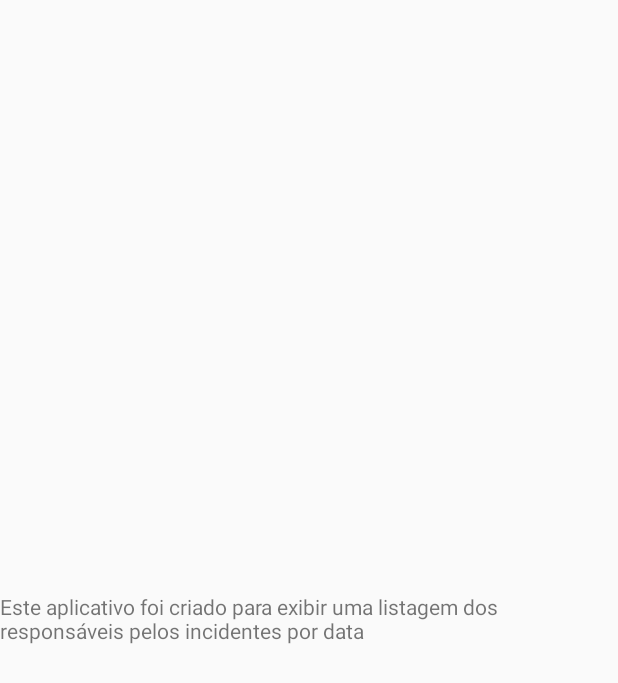
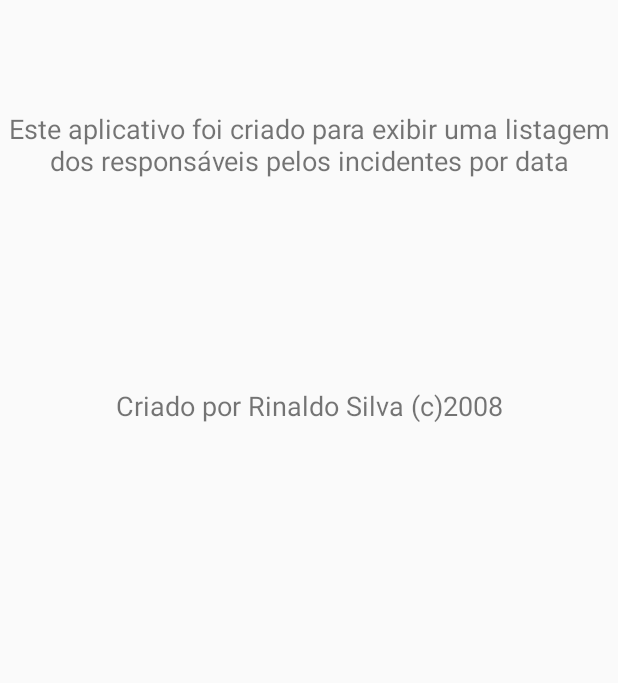
Before and after one commit to rinaldosilva/IMDayApp, an Android app: the layout activity_sobre.xml on its own in the app's theme, with its tools: preview values and no code run, on a phone screen of 412 x 824 dp. Shown: the top 683 px of the screen. Run offline under Robolectric (Android 15) with nearby library versions, the phone set to English and light mode, and no system bars.

```diff
--- a/app/src/main/res/layout/activity_sobre.xml
+++ b/app/src/main/res/layout/activity_sobre.xml
@@ -11,14 +11,36 @@
         android:layout_width="wrap_content"
         android:layout_height="wrap_content"
         android:layout_marginBottom="8dp"
+        android:layout_marginEnd="16dp"
+        android:layout_marginLeft="16dp"
+        android:layout_marginRight="16dp"
+        android:layout_marginStart="16dp"
+        android:layout_marginTop="8dp"
+        android:gravity="center"
+        android:padding="5dp"
+        android:text="@string/msg_sobre"
+        android:textSize="18sp"
+        app:layout_constraintBottom_toBottomOf="parent"
+        app:layout_constraintEnd_toEndOf="parent"
+        app:layout_constraintStart_toStartOf="parent"
+        app:layout_constraintTop_toTopOf="parent"
+        app:layout_constraintVertical_bias="0.07999998" />
+
+    <TextView
+        android:layout_width="wrap_content"
+        android:layout_height="wrap_content"
+        android:layout_marginBottom="8dp"
         android:layout_marginEnd="8dp"
         android:layout_marginLeft="8dp"
         android:layout_marginRight="8dp"
         android:layout_marginStart="8dp"
         android:layout_marginTop="8dp"
-        android:text="@string/msg_sobre"
+        android:gravity="center"
+        android:text="@string/msg_sobre_autor"
+        android:textSize="18sp"
         app:layout_constraintBottom_toBottomOf="parent"
         app:layout_constraintEnd_toEndOf="parent"
         app:layout_constraintStart_toStartOf="parent"
-        app:layout_constraintTop_toTopOf="parent" />
+        app:layout_constraintTop_toBottomOf="@+id/tv_sobre"
+        app:layout_constraintVertical_bias="0.19" />
 </android.support.constraint.ConstraintLayout>
--- a/app/src/main/res/menu/action_bar_menu.xml
+++ b/app/src/main/res/menu/action_bar_menu.xml
@@ -4,6 +4,6 @@
     <item
         android:id="@+id/btn_drawer"
         android:title=""
-        android:icon="@android:drawable/ic_dialog_dialer"
+        android:icon="@drawable/ic_menu"
         app:showAsAction="always" />
 </menu>
--- a/app/src/main/res/menu/menu_drawer.xml
+++ b/app/src/main/res/menu/menu_drawer.xml
@@ -8,7 +8,7 @@
         app:showAsAction="always" />
     <item
         android:id="@+id/lista"
-        android:title="Cronograma"
+        android:title="Listagem"
         android:icon="@android:drawable/ic_menu_today"
         app:showAsAction="always" />
 
--- a/app/src/main/res/values/strings.xml
+++ b/app/src/main/res/values/strings.xml
@@ -3,4 +3,5 @@
     <string name="msg_open">Abrir_Drawer</string>
     <string name="msg_close">Fechar Drawer</string>
     <string name="msg_sobre">Este aplicativo foi criado para exibir uma listagem dos responsáveis pelos incidentes por data</string>
+    <string name="msg_sobre_autor">Criado por Rinaldo Silva (c)2008</string>
 </resources>
```
Also changed, not shown: app/src/main/res/drawable-mdpi/ic_menu.png (added), 2 other files.
